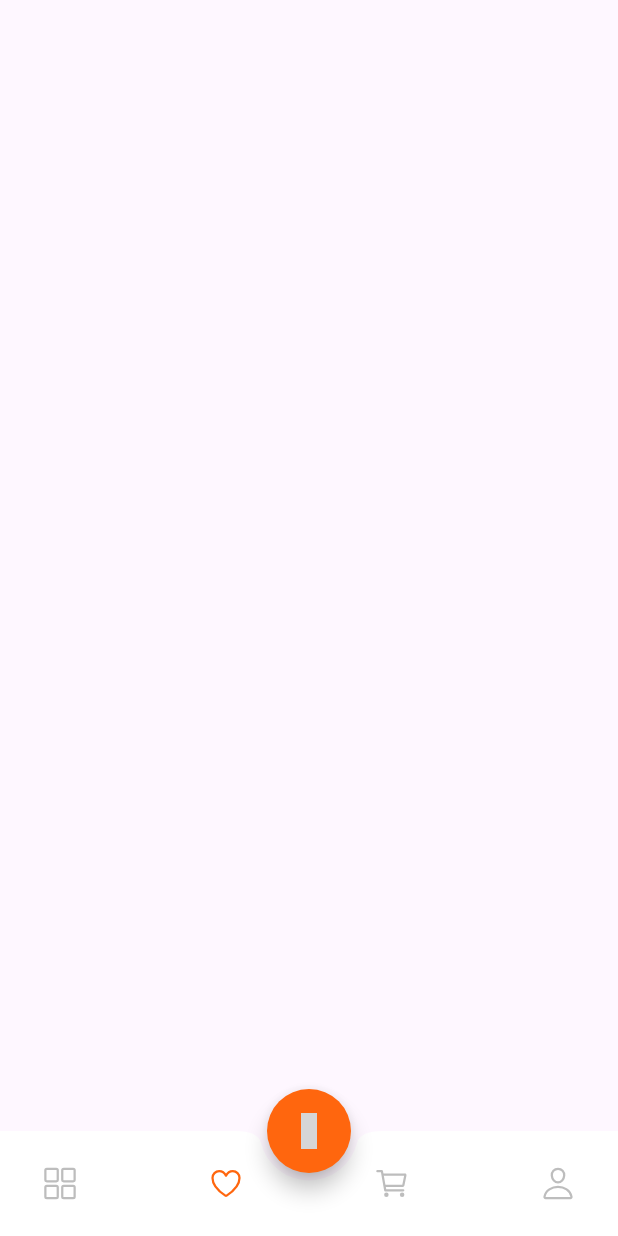
After one commit to tanjilalom/Ecommerce-Mobile-App, a Flutter app: the screen it shows after launch, item 2 of the bottom bar chosen, on a phone screen of 412 x 824 dp. The commit adds this screen. Run offline on Flutter 3.47's test engine with Material 3 defaults, Android fonts, the phone set to English and light mode, and no system bars; our stand-ins replace iconsax, ionicons; grey boxes are pictures that could not be loaded.

Commit message:
UI update

```diff
--- a/lib/main.dart
+++ b/lib/main.dart
@@ -1,4 +1,3 @@
-import 'package:ecommerce_mobile_app/screens/home_screen.dart';
 import 'package:ecommerce_mobile_app/screens/main_screen.dart';
 import 'package:flutter/material.dart';
 
--- a/lib/models/products.dart
+++ b/lib/models/products.dart
@@ -28,7 +28,7 @@ final List<Product> products = [
     image: 'assets/images/wireless.png',
     price: 210,
     colors: [Colors.black, Colors.blue, Colors.orange],
-    category: 'Woman Fashion',
+    category: 'Electronics',
     rate: 4.8,
   ),
   Product(
@@ -50,7 +50,7 @@ final List<Product> products = [
     colors: [
       Colors.black,
     ],
-    category: 'Watch',
+    category: 'Electronics',
     rate: 4.9,
   ),
 ];
--- a/lib/screens/home_screen.dart
+++ b/lib/screens/home_screen.dart
@@ -5,10 +5,8 @@ import 'package:ecommerce_mobile_app/widgets/home_appbar.dart';
 import 'package:ecommerce_mobile_app/widgets/home_slider.dart';
 import 'package:ecommerce_mobile_app/widgets/products_card.dart';
 import 'package:ecommerce_mobile_app/widgets/search_field.dart';
-import 'package:flutter/cupertino.dart';
 import 'package:flutter/material.dart';
 import 'package:ecommerce_mobile_app/constants.dart';
-import 'package:ionicons/ionicons.dart';
 
 class HomeScreen extends StatefulWidget {
   const HomeScreen({super.key});
--- /dev/null
+++ b/lib/screens/main_screen.dart
@@ -0,0 +1,92 @@
+import 'package:ecommerce_mobile_app/constants.dart';
+import 'package:ecommerce_mobile_app/screens/cart_screen.dart';
+import 'package:ecommerce_mobile_app/screens/home_screen.dart';
+import 'package:flutter/material.dart';
+import 'package:iconsax/iconsax.dart';
+import 'package:ionicons/ionicons.dart';
+
+class MainScreen extends StatefulWidget {
+  const MainScreen({super.key});
+
+  @override
+  State<MainScreen> createState() => _MainScreenState();
+}
+
+class _MainScreenState extends State<MainScreen> {
+  int currentTab = 2;
+
+  List screen = const [
+    Scaffold(),
+    Scaffold(),
+    HomeScreen(),
+    CartScreen(),
+    HomeScreen()
+  ];
+
+  @override
+  Widget build(BuildContext context) {
+    return Scaffold(
+      floatingActionButton: FloatingActionButton(
+        shape: const CircleBorder(),
+        backgroundColor: kprimaryColor,
+        onPressed: () {
+          setState(() {
+            currentTab = 2;
+          });
+        },
+        child: const Icon(
+          Iconsax.home,
+          color: Colors.white,
+        ),
+      ),
+      floatingActionButtonLocation: FloatingActionButtonLocation.centerDocked,
+      bottomNavigationBar: BottomAppBar(
+        height: 70,
+        color: Colors.white,
+        elevation: 0,
+        shape: const CircularNotchedRectangle(),
+        notchMargin: 5,
+        clipBehavior: Clip.antiAliasWithSaveLayer,
+        child: Row(
+          mainAxisSize: MainAxisSize.max,
+          mainAxisAlignment: MainAxisAlignment.spaceBetween,
+          children: [
+            IconButton(
+                onPressed: () => setState(() {
+                      currentTab = 0;
+                    }),
+                icon: Icon(
+                  Ionicons.grid_outline,
+                  color: currentTab == 0 ? kprimaryColor : Colors.grey.shade400,
+                )),
+            IconButton(
+                onPressed: () => setState(() {
+                      currentTab = 1;
+                    }),
+                icon: Icon(
+                  Ionicons.heart_outline,
+                  color: currentTab == 1 ? kprimaryColor : Colors.grey.shade400,
+                )),
+            IconButton(
+                onPressed: () => setState(() {
+                      currentTab = 3;
+                    }),
+                icon: Icon(
+                  Ionicons.cart_outline,
+                  color: currentTab == 3 ? kprimaryColor : Colors.grey.shade400,
+                )),
+            IconButton(
+                onPressed: () => setState(() {
+                      currentTab = 4;
+                    }),
+                icon: Icon(
+                  Ionicons.person_outline,
+                  color: currentTab == 4 ? kprimaryColor : Colors.grey.shade400,
+                )),
+          ],
+        ),
+      ),
+      body: screen[currentTab],
+    );
+  }
+}
--- a/lib/screens/product_screen.dart
+++ b/lib/screens/product_screen.dart
@@ -6,7 +6,6 @@ import 'package:ecommerce_mobile_app/widgets/product_widgets/information.dart';
 import 'package:ecommerce_mobile_app/widgets/product_widgets/product_appbar.dart';
 import 'package:ecommerce_mobile_app/widgets/product_widgets/product_description.dart';
 import 'package:flutter/material.dart';
-import 'package:ionicons/ionicons.dart';
 
 class ProductScreen extends StatefulWidget {
   const ProductScreen({super.key, required this.product});
--- a/lib/widgets/home_appbar.dart
+++ b/lib/widgets/home_appbar.dart
@@ -25,7 +25,10 @@ class HomeAppbar extends StatelessWidget {
             backgroundColor: kcontantColor,
             padding: const EdgeInsets.all(15.0),
           ),
-          icon: const Icon(Ionicons.notifications_outline),
+          icon: Badge.count(
+            count: 5,
+            child: const Icon(Ionicons.notifications_outline),
+          ),
           iconSize: 30,
         ),
       ],
--- a/lib/widgets/product_widgets/product_description.dart
+++ b/lib/widgets/product_widgets/product_description.dart
@@ -1,9 +1,11 @@
 import 'package:ecommerce_mobile_app/constants.dart';
-import 'package:ecommerce_mobile_app/models/products.dart';
 import 'package:flutter/material.dart';
 
 class ProductDescription extends StatelessWidget {
-  const ProductDescription({super.key, required this.text, });
+  const ProductDescription({
+    super.key,
+    required this.text,
+  });
 
   final String text;
 
```
Also changed, not shown: lib/widgets/cart_widgets/cart_tile.dart (added, +126 -0 lines), lib/widgets/products_card.dart (+4 -4 lines), lib/constants.dart (line endings or trailing spaces), lib/widgets/search_field.dart (line endings or trailing spaces).
